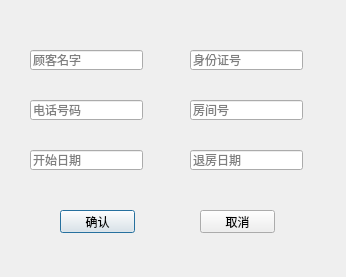
Above: Hotel_management_System/dialog_add.ui from st2eam/-Rookie-mutual-carry before the change. Below: the same form after it.
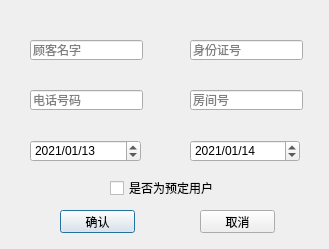
That is the form after the change.

Diff of the .ui file:
```diff
--- a/Hotel_management_System/dialog_add.ui
+++ b/Hotel_management_System/dialog_add.ui
@@ -6,8 +6,8 @@
    <rect>
     <x>0</x>
     <y>0</y>
-    <width>346</width>
-    <height>277</height>
+    <width>329</width>
+    <height>249</height>
    </rect>
   </property>
   <property name="windowTitle">
@@ -17,7 +17,7 @@
    <property name="geometry">
     <rect>
      <x>30</x>
-     <y>50</y>
+     <y>40</y>
      <width>113</width>
      <height>20</height>
     </rect>
@@ -30,7 +30,7 @@
    <property name="geometry">
     <rect>
      <x>190</x>
-     <y>50</y>
+     <y>40</y>
      <width>113</width>
      <height>20</height>
     </rect>
@@ -46,7 +46,7 @@
    <property name="geometry">
     <rect>
      <x>190</x>
-     <y>100</y>
+     <y>90</y>
      <width>113</width>
      <height>20</height>
     </rect>
@@ -62,7 +62,7 @@
    <property name="geometry">
     <rect>
      <x>30</x>
-     <y>100</y>
+     <y>90</y>
      <width>113</width>
      <height>20</height>
     </rect>
@@ -71,38 +71,6 @@
     <string>电话号码</string>
    </property>
   </widget>
-  <widget class="QLineEdit" name="lineEdit_6">
-   <property name="geometry">
-    <rect>
-     <x>190</x>
-     <y>150</y>
-     <width>113</width>
-     <height>20</height>
-    </rect>
-   </property>
-   <property name="text">
-    <string/>
-   </property>
-   <property name="placeholderText">
-    <string>退房日期</string>
-   </property>
-  </widget>
-  <widget class="QLineEdit" name="lineEdit_5">
-   <property name="geometry">
-    <rect>
-     <x>30</x>
-     <y>150</y>
-     <width>113</width>
-     <height>20</height>
-    </rect>
-   </property>
-   <property name="text">
-    <string/>
-   </property>
-   <property name="placeholderText">
-    <string>开始日期</string>
-   </property>
-  </widget>
   <widget class="QPushButton" name="pushButton">
    <property name="geometry">
     <rect>
@@ -129,6 +97,65 @@
     <string>取消</string>
    </property>
   </widget>
+  <widget class="QDateEdit" name="dateEdit">
+   <property name="geometry">
+    <rect>
+     <x>30</x>
+     <y>140</y>
+     <width>111</width>
+     <height>22</height>
+    </rect>
+   </property>
+   <property name="dateTime">
+    <datetime>
+     <hour>0</hour>
+     <minute>0</minute>
+     <second>0</second>
+     <year>2021</year>
+     <month>1</month>
+     <day>13</day>
+    </datetime>
+   </property>
+   <property name="displayFormat">
+    <string>yyyy/MM/dd</string>
+   </property>
+  </widget>
+  <widget class="QDateEdit" name="dateEdit_2">
+   <property name="geometry">
+    <rect>
+     <x>190</x>
+     <y>140</y>
+     <width>110</width>
+     <height>22</height>
+    </rect>
+   </property>
+   <property name="dateTime">
+    <datetime>
+     <hour>0</hour>
+     <minute>0</minute>
+     <second>0</second>
+     <year>2021</year>
+     <month>1</month>
+     <day>14</day>
+    </datetime>
+   </property>
+   <property name="displayFormat">
+    <string>yyyy/MM/dd</string>
+   </property>
+  </widget>
+  <widget class="QCheckBox" name="checkBox">
+   <property name="geometry">
+    <rect>
+     <x>110</x>
+     <y>180</y>
+     <width>121</width>
+     <height>16</height>
+    </rect>
+   </property>
+   <property name="text">
+    <string>是否为预定用户</string>
+   </property>
+  </widget>
  </widget>
  <resources/>
  <connections/>
```
